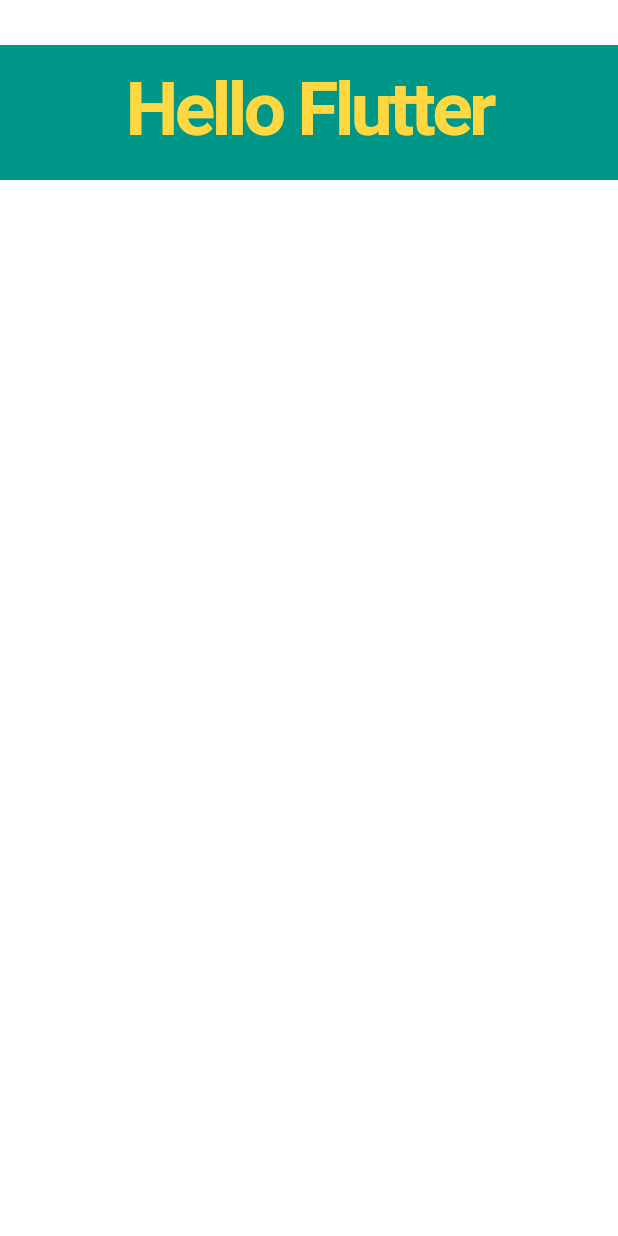
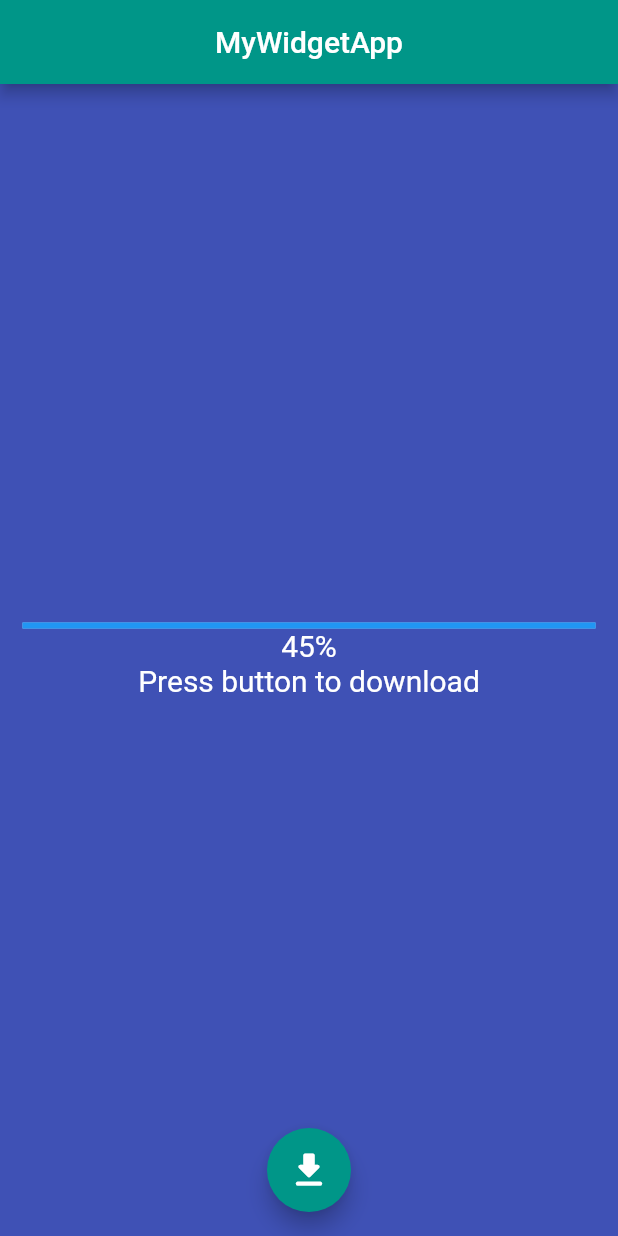
Before and after one commit to Maruru-k/flutter_pj, a Flutter app: the screen it shows after launch, on a phone screen of 412 x 824 dp. Run offline on Flutter 3.47's test engine with Material 2 defaults, Android fonts, the phone set to English and light mode, and no system bars.

```diff
--- a/lib/main.dart
+++ b/lib/main.dart
@@ -1,43 +1,80 @@
 import 'package:flutter/material.dart';
 
 void main() {
-  runApp(MyStatelessWidget());
+  runApp(MyWidgetApp());
 }
 
-class MyStatelessWidget extends StatelessWidget {
-
-  final double topMargin = 30;
+class MyWidgetApp extends StatelessWidget {
+  // final double topMargin = 30;
+  //
+  // @override
+  // Widget build(BuildContext context) {
+  //   return Stack(
+  //     alignment: Alignment.topCenter,
+  //     textDirection: TextDirection.ltr,
+  //     children: <Widget>[
+  //       Container(
+  //         margin: EdgeInsets.only(top: topMargin),
+  //         color: Colors.white,
+  //       ),
+  //       Container(
+  //         alignment: Alignment.topCenter,
+  //         margin: EdgeInsets.only(top: topMargin),
+  //         padding: EdgeInsets.only(top: 20),
+  //         color: Colors.teal,
+  //         height: 90,
+  //         child: const Text(
+  //           "Hello Flutter",
+  //           textDirection: TextDirection.ltr,
+  //           textAlign: TextAlign.center,
+  //           style: TextStyle(
+  //             color: Colors.amberAccent,
+  //             fontWeight: FontWeight.bold,
+  //             letterSpacing: -2.5,
+  //             fontSize: 50,
+  //             height: 1,
+  //           ),
+  //         ),
+  //       ),
+  //     ],
+  //   );
+  // }
 
   @override
   Widget build(BuildContext context) {
-    return Stack(
-      alignment: Alignment.topCenter,
-      textDirection: TextDirection.ltr,
-      children: <Widget>[
-        Container(
-          margin: EdgeInsets.only(top: topMargin),
-          color: Colors.white,
+    return MaterialApp(
+      home: Scaffold(
+        backgroundColor: Colors.indigo,
+        appBar: AppBar(
+          title: const Text("MyWidgetApp"),
+          centerTitle: true,
+          backgroundColor: Colors.teal,
         ),
-        Container(
-          alignment: Alignment.topCenter,
-          margin: EdgeInsets.only(top: topMargin),
-          padding: EdgeInsets.only(top: 20),
-          color: Colors.teal,
-          height: 90,
-          child: const Text(
-            "Hello Flutter",
-            textDirection: TextDirection.ltr,
-            textAlign: TextAlign.center,
-            style: TextStyle(
-              color: Colors.amberAccent,
-              fontWeight: FontWeight.bold,
-              letterSpacing: -2.5,
-              fontSize: 50,
-              height: 1,
-            ),
+        body: Container(
+          alignment: Alignment.center,
+          padding: EdgeInsets.only(left: 15, right: 15),
+          child: Column(
+            mainAxisAlignment: MainAxisAlignment.center,
+            children: const <Widget>[
+              LinearProgressIndicator(value: 45),
+              Text(
+                "45%",
+                style: TextStyle(color: Colors.white, fontSize: 20),
+              ),
+              Text(
+                "Press button to download",
+                style: TextStyle(color: Colors.white, fontSize: 20),
+              ),
+            ],
           ),
         ),
-      ],
+        floatingActionButtonLocation: FloatingActionButtonLocation.centerFloat,
+        floatingActionButton: const FloatingActionButton(
+          onPressed: null,
+          backgroundColor: Colors.teal,
+          child: Icon(Icons.download_rounded, size: 30),
+        ),
+      ),
     );
   }
 }
```
